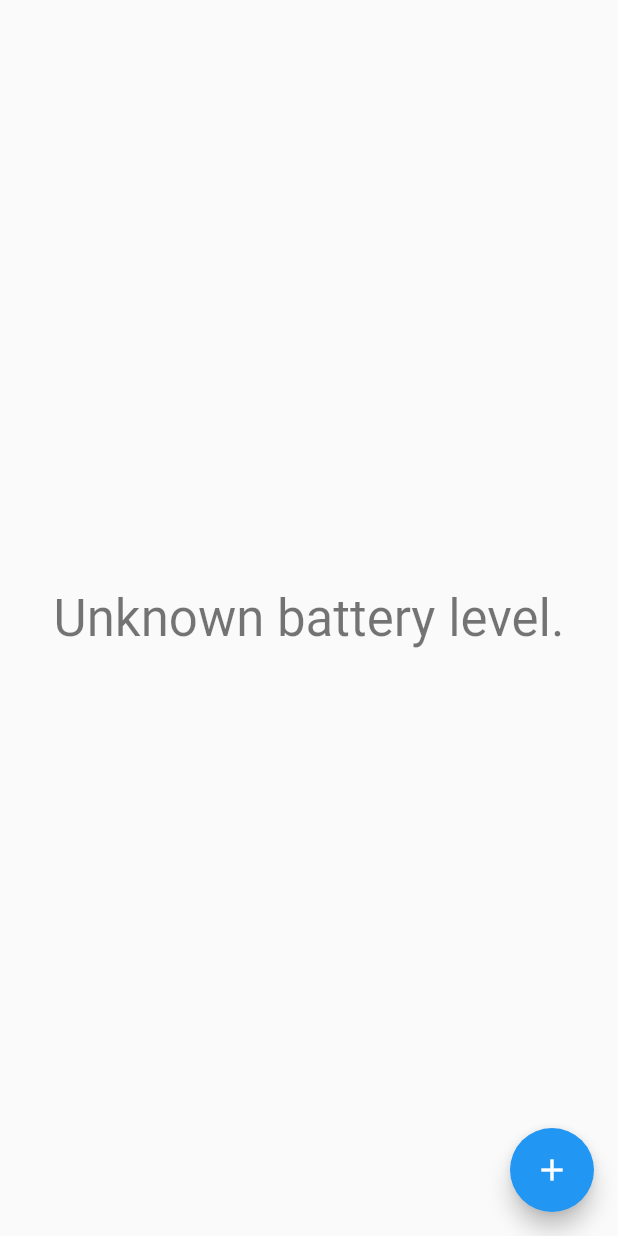
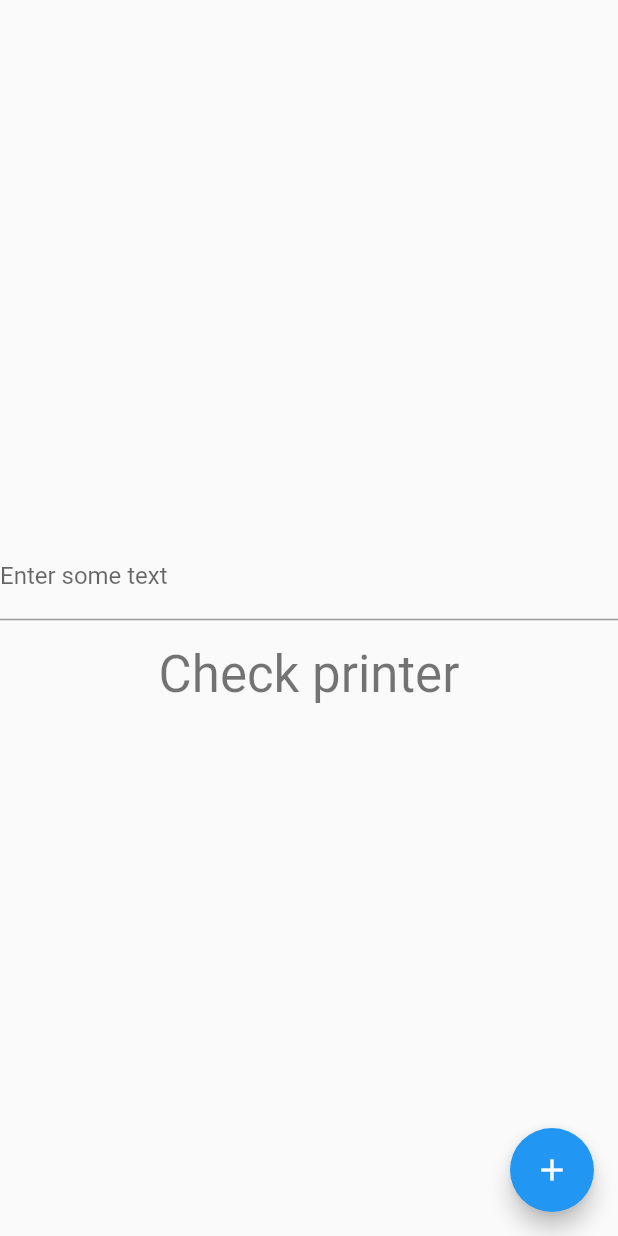
Before and after one commit to hassanannajjar/tp808_printer, a Flutter app: the screen it shows after launch, after a tap on the "add" icon, on a phone screen of 412 x 824 dp. Run offline on Flutter 3.47's test engine with Material 2 defaults, Android fonts, the phone set to English and light mode, and no system bars.

Commit message:
passed values to the printer

```diff
--- a/lib/main.dart
+++ b/lib/main.dart
@@ -37,25 +37,24 @@ class _MyHomePageState extends State<MyHomePage> {
   void initState() {
     super.initState();
     // Add your initialization code here
-    _getBatteryLevel();
+    _printTestPage();
   }
 
-  int _counter = 0;
   static const platform = MethodChannel('jigsaw.gaza.dev/tp808_printer');
-  String _batteryLevel = 'Unknown battery level.';
+  String _printerStatus = 'Check printer';
+  String? _inputText = '';
 
-  Future<void> _getBatteryLevel() async {
-    String batteryLevel;
+  Future<void> _printTestPage() async {
+    String printerStatus;
     try {
-      final int result = await platform.invokeMethod('getBatteryLevel');
-      batteryLevel = 'Battery level at $result % .';
+      printerStatus =
+          await platform.invokeMethod('connectUsb', _inputText ?? '');
     } on PlatformException catch (e) {
-      print(e.message);
-      batteryLevel = "Failed to read: '${e.message}'.";
+      printerStatus = "Failed to read: '${e.message}'.";
     }
 
     setState(() {
-      _batteryLevel = batteryLevel;
+      _printerStatus = printerStatus;
     });
   }
 
@@ -66,16 +65,27 @@ class _MyHomePageState extends State<MyHomePage> {
         child: Column(
           mainAxisAlignment: MainAxisAlignment.center,
           children: <Widget>[
+            TextField(
+              onChanged: (value) {
+                setState(() {
+                  _inputText = value;
+                });
+              },
+              decoration: InputDecoration(
+                labelText: 'Enter some text',
+              ),
+            ),
+            SizedBox(height: 16.0),
             Text(
-              _batteryLevel,
+              _printerStatus,
               style: Theme.of(context).textTheme.headlineMedium,
             ),
           ],
         ),
       ),
       floatingActionButton: FloatingActionButton(
-        onPressed: _getBatteryLevel,
-        tooltip: 'Increment',
+        onPressed: _printTestPage,
+        tooltip: 'Print test page',
         child: const Icon(Icons.add),
       ),
     );
```
Also changed, not shown: 1 other file.
